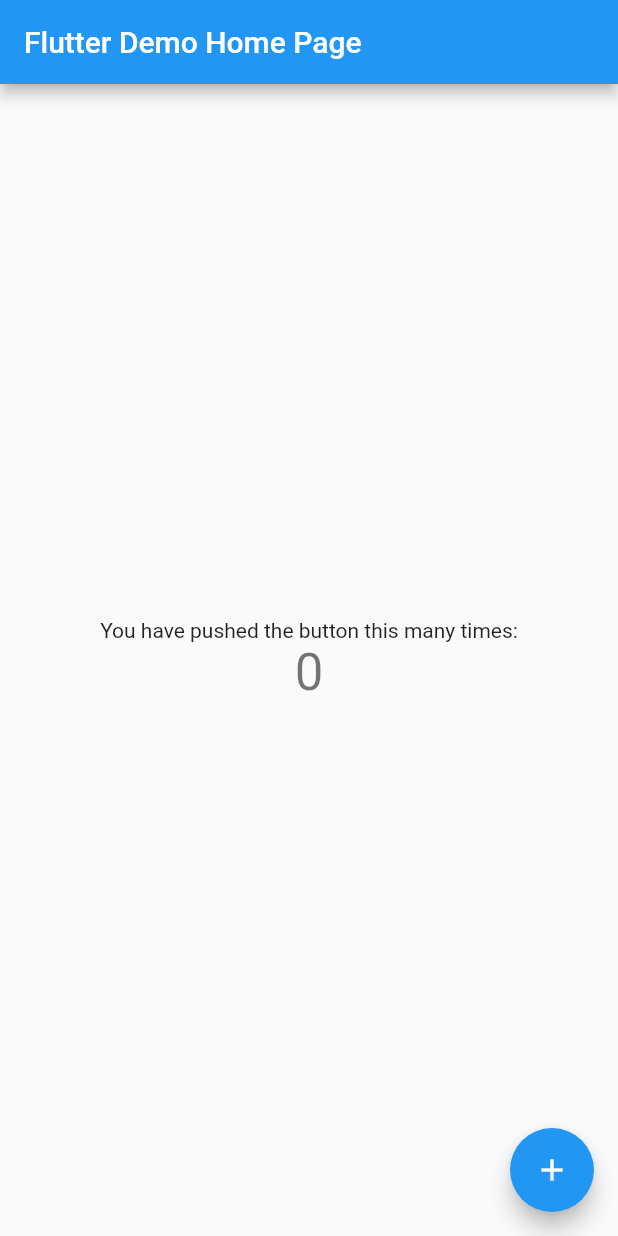
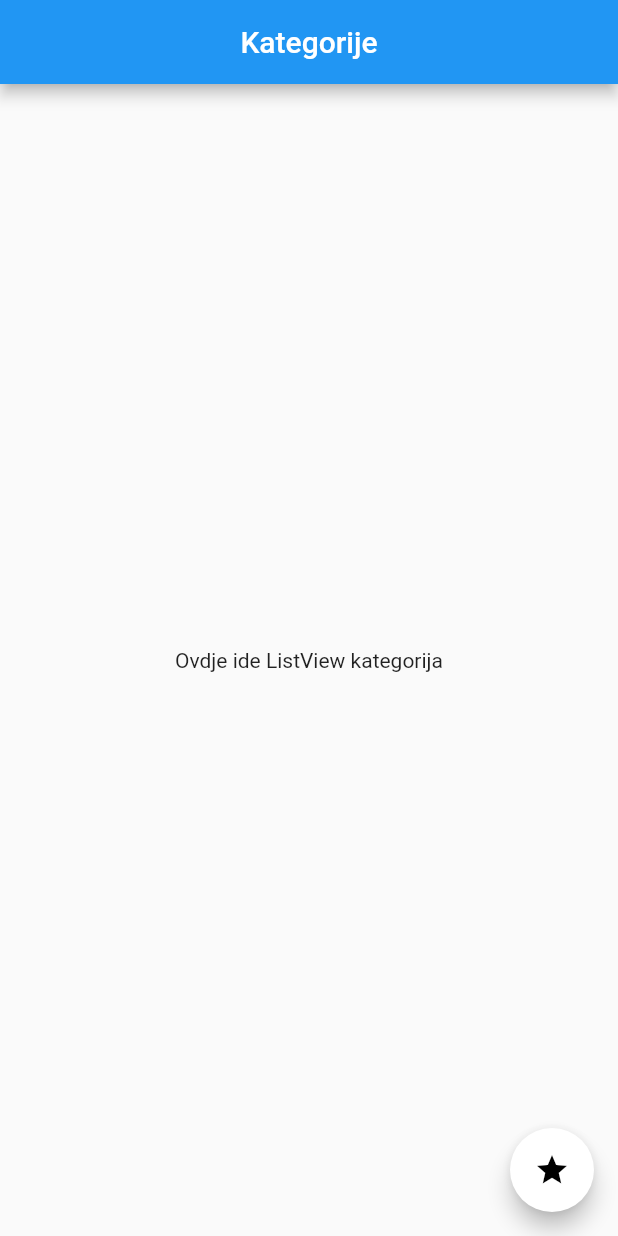
Before and after one commit to nejlaban/flutter-app, a Flutter app: the screen it shows after launch, on a phone screen of 412 x 824 dp. Run offline on Flutter 3.47's test engine with Material 2 defaults, Android fonts, the light colour scheme and no system bars.

Commit message:
Add 2 screens with some dummy data

```diff
--- a/lib/main.dart
+++ b/lib/main.dart
@@ -1,65 +1,35 @@
 import 'package:flutter/material.dart';
 
-void main() {
-  runApp(MyApp());
+import './screens/category_items_screen.dart';
+import './screens/categories_screen.dart';
+
+void main() => runApp(MyApp());
+
+class MyApp extends StatefulWidget {
+  @override
+  _MyAppState createState() => _MyAppState();
 }
 
-class MyApp extends StatelessWidget {
+class _MyAppState extends State<MyApp> {
   @override
   Widget build(BuildContext context) {
     return MaterialApp(
-      title: 'Flutter Demo',
+      title: 'Rezervacije',
       theme: ThemeData(
         primarySwatch: Colors.blue,
+        accentColor: Colors.white,
         visualDensity: VisualDensity.adaptivePlatformDensity,
       ),
-      home: MyHomePage(title: 'Flutter Demo Home Page'),
+      initialRoute: '/',
+      routes: {
+        '/': (context) => CategoriesScreen(),
+        CategoryItemsScreen.routeName: (context) => CategoryItemsScreen(),
+      },
+      onUnknownRoute: (settings) {
+        return MaterialPageRoute(
+          builder: (ctx) => CategoriesScreen(),
+        );
+      },
     );
   }
 }
-
-class MyHomePage extends StatefulWidget {
-  MyHomePage({Key key, this.title}) : super(key: key);
-  final String title;
-
-  @override
-  _MyHomePageState createState() => _MyHomePageState();
-}
-
-class _MyHomePageState extends State<MyHomePage> {
-  int _counter = 0;
-
-  void _incrementCounter() {
-    setState(() {
-      _counter++;
-    });
-  }
-
-  @override
-  Widget build(BuildContext context) {
-    return Scaffold(
-      appBar: AppBar(
-        title: Text(widget.title),
-      ),
-      body: Center(
-        child: Column(
-          mainAxisAlignment: MainAxisAlignment.center,
-          children: <Widget>[
-            Text(
-              'You have pushed the button this many times:',
-            ),
-            Text(
-              '$_counter',
-              style: Theme.of(context).textTheme.headline4,
-            ),
-          ],
-        ),
-      ),
-      floatingActionButton: FloatingActionButton(
-        onPressed: _incrementCounter,
-        tooltip: 'Increment',
-        child: Icon(Icons.add),
-      ),
-    );
-  }
-}
--- /dev/null
+++ b/lib/screens/categories_screen.dart
@@ -0,0 +1,32 @@
+import 'package:flutter/material.dart';
+
+import './category_items_screen.dart';
+
+class CategoriesScreen extends StatelessWidget {
+  @override
+  Widget build(BuildContext context) {
+    return Scaffold(
+      appBar: AppBar(
+        title: Text(
+          'Kategorije',
+        ),
+        centerTitle: true,
+      ),
+      body: Center(
+        child: Text(
+          'Ovdje ide ListView kategorija',
+        ),
+      ),
+      floatingActionButton: FloatingActionButton(
+        child: Icon(
+          Icons.star,
+        ),
+        onPressed: () {
+          Navigator.of(context).pushNamed(
+            CategoryItemsScreen.routeName,
+          );
+        },
+      ),
+    );
+  }
+}
```
Also changed, not shown: lib/screens/category_items_screen.dart (added, +46 -0 lines).
